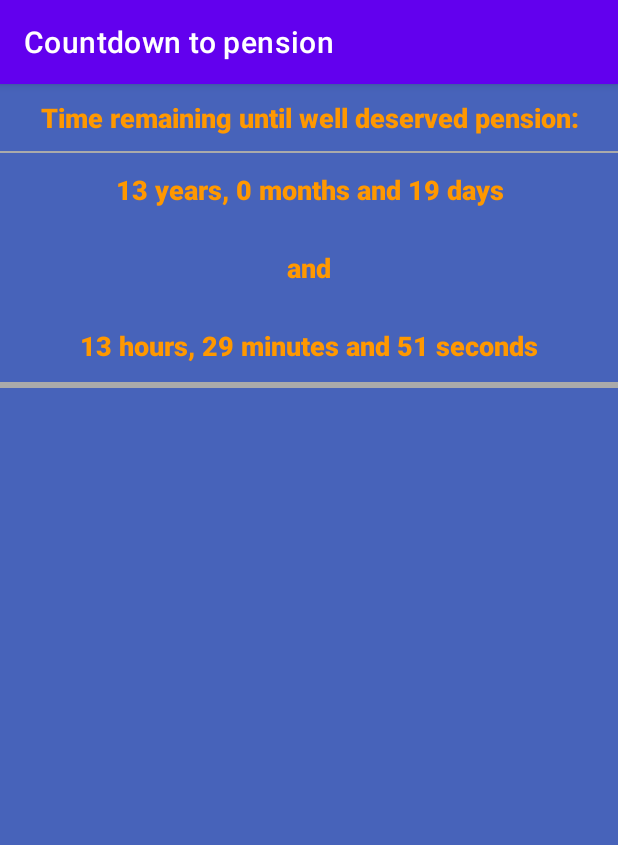
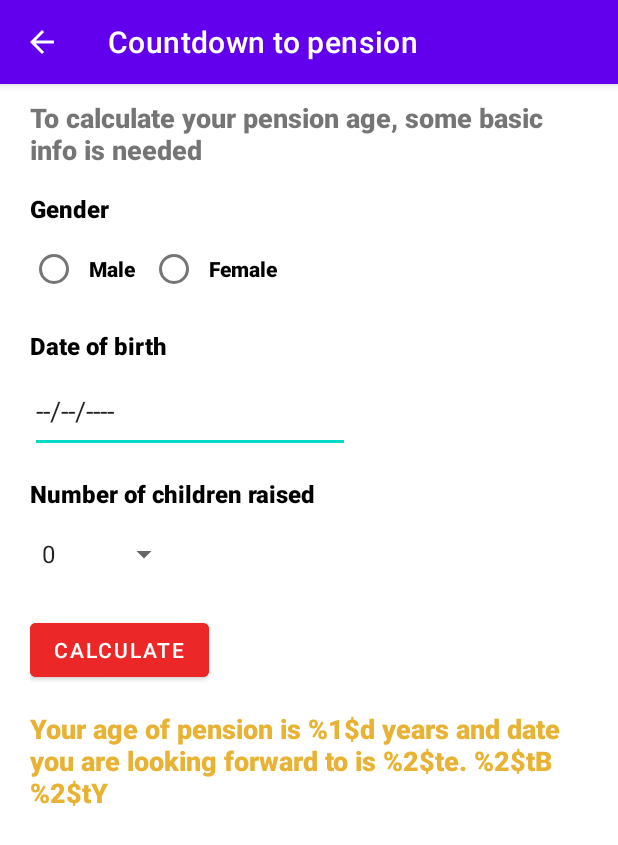
Before and after one commit to tomveselka/PensionCountdown, an Android app: the screen it shows after launch (MainActivity before the commit, UserDataInput after it), on a phone screen of 412 x 824 dp. Shown: the top 845 px of the screen. Run offline under Robolectric (Android 15) with nearby library versions, the phone set to English and light mode, and no system bars.

Commit message:
Added DatePicker, RadioButton and Spinner logic

```diff
--- a/app/src/main/AndroidManifest.xml
+++ b/app/src/main/AndroidManifest.xml
@@ -10,6 +10,10 @@
         android:supportsRtl="true"
         android:theme="@style/Theme.PensionCountdown">
         <activity
+            android:name=".UserDataInput"
+            android:parentActivityName=".MainActivity"
+            android:exported="false" />
+        <activity
             android:name=".MainActivity"
             android:exported="true">
             <intent-filter>
--- a/app/src/main/java/com/tomveselka/pensioncountdown/MainActivity.kt
+++ b/app/src/main/java/com/tomveselka/pensioncountdown/MainActivity.kt
@@ -1,8 +1,10 @@
 package com.tomveselka.pensioncountdown
 
+import android.content.Intent
 import android.os.Bundle
 import android.os.Handler
 import android.os.Looper
+import android.util.Log
 import android.widget.TextView
 import androidx.appcompat.app.AppCompatActivity
 import com.tomveselka.pensioncountdown.utils.DateAndTimeCalculator
@@ -25,6 +27,9 @@ class MainActivity : AppCompatActivity() {
     override fun onCreate(savedInstanceState: Bundle?) {
         super.onCreate(savedInstanceState)
         setContentView(R.layout.activity_main)
+        val intent = Intent(this, UserDataInput::class.java).apply {  }
+        Log.i("MainActivity", "Intent created")
+        startActivity(intent)
         timeView = findViewById<TextView>(R.id.time_remaining)
         dateView = findViewById<TextView>(R.id.days_remaining)
 
--- /dev/null
+++ b/app/src/main/java/com/tomveselka/pensioncountdown/UserDataInput.kt
@@ -0,0 +1,123 @@
+package com.tomveselka.pensioncountdown
+
+import android.app.DatePickerDialog
+import android.app.DatePickerDialog.OnDateSetListener
+import android.graphics.Color
+import android.graphics.drawable.ColorDrawable
+import androidx.appcompat.app.AppCompatActivity
+import android.os.Bundle
+import android.util.Log
+import android.view.View
+import android.widget.*
+import java.text.SimpleDateFormat
+import java.util.*
+import android.widget.RadioGroup
+
+import android.R.string.no
+
+
+
+
+class UserDataInput : AppCompatActivity(), AdapterView.OnItemSelectedListener {
+
+    lateinit var genderRadioGroup: RadioGroup
+    lateinit var genderRadioMale: RadioButton
+    lateinit var genderRadioFemale: RadioButton
+    lateinit var dateOfBirthEdit: EditText
+    lateinit var numberOfChildrenLabel: TextView
+    lateinit var numberOfChildrenSpinner: AbsSpinner
+    lateinit var calculateButton: Button
+    lateinit var resultAgeAndDate: TextView
+    var cal = Calendar.getInstance()
+
+
+    override fun onCreate(savedInstanceState: Bundle?) {
+        Log.i("UserInput", "Entered user input activity")
+        super.onCreate(savedInstanceState)
+
+        setContentView(R.layout.activity_user_data_input)
+        initializeViews()
+
+
+        Log.i("UserInput","UserInputInitialised view")
+
+        //DROPDOWN NUMBER OF CHILDREN
+        // Create an ArrayAdapter using the string array and a default spinner layout
+        ArrayAdapter.createFromResource(
+            this,
+            R.array.number_of_children,
+            android.R.layout.simple_spinner_item
+        ).also { adapter ->
+            // Specify the layout to use when the list of choices appears
+            adapter.setDropDownViewResource(android.R.layout.simple_spinner_dropdown_item)
+            // Apply the adapter to the spinner
+            numberOfChildrenSpinner.adapter = adapter
+        }
+
+        //DATEPICKER DATE OF BIRTH
+        //https://www.tutorialkart.com/kotlin-android/android-datepicker-kotlin-example/
+        // create an OnDateSetListener
+        dateOfBirthEdit.setText("--/--/----")
+        dateOfBirthEdit.setShowSoftInputOnFocus(false);
+        val dateSetListener = object : DatePickerDialog.OnDateSetListener {
+            override fun onDateSet(view: DatePicker, year: Int, monthOfYear: Int,
+                                   dayOfMonth: Int) {
+                cal.set(Calendar.YEAR, year)
+                cal.set(Calendar.MONTH, monthOfYear)
+                cal.set(Calendar.DAY_OF_MONTH, dayOfMonth)
+                updateDateInView()
+            }
+        }
+
+        // when you click on the button, show DatePickerDialog that is set with OnDateSetListener
+        dateOfBirthEdit.setOnClickListener(object : View.OnClickListener {
+            override fun onClick(view: View) {
+                DatePickerDialog(this@UserDataInput,
+                    dateSetListener,
+                    // set DatePickerDialog to point to today's date when it loads up
+                    cal.get(Calendar.YEAR),
+                    cal.get(Calendar.MONTH),
+                    cal.get(Calendar.DAY_OF_MONTH)).show()
+            }
+        })
+
+        genderRadioGroup.setOnCheckedChangeListener(RadioGroup.OnCheckedChangeListener { group:RadioGroup, checkedId ->
+            if (checkedId == R.id.genderRadioButtonMale) {
+                Log.i("UserInput","Clicked male")
+            } else if (checkedId == R.id.genderRadioButtonFemale) {
+                Log.i("UserInput","Clicked female")
+            }
+        })
+    }
+
+    override fun onItemSelected(parent: AdapterView<*>, view: View?, pos: Int, id: Long) {
+        // An item was selected. You can retrieve the selected item using
+        Log.i("UserInput","Selected item "+parent.getItemAtPosition(pos).toString())
+        // parent.getItemAtPosition(pos)
+    }
+
+    override fun onNothingSelected(parent: AdapterView<*>) {
+        // Another interface callback
+    }
+
+    private fun calculateButtonClicked(view: View) {
+
+    }
+
+    private fun initializeViews() {
+        genderRadioGroup= findViewById<RadioGroup>(R.id.genderRadioGroup)
+        genderRadioMale = findViewById<RadioButton>(R.id.genderRadioButtonMale)
+        genderRadioFemale = findViewById<RadioButton>(R.id.genderRadioButtonFemale)
+        dateOfBirthEdit = findViewById<EditText>(R.id.dateOfBirthInput)
+        numberOfChildrenLabel = findViewById<TextView>(R.id.numberOfChildrenLabel)
+        numberOfChildrenSpinner = findViewById<Spinner>(R.id.numberOfChildrenSpinner)
+        calculateButton = findViewById<Button>(R.id.calculateButton)
+        resultAgeAndDate = findViewById<TextView>(R.id.resultAgeAndDate)
+    }
+
+    private fun updateDateInView() {
+        val myFormat = "dd/MM/yyyy" // mention the format you need
+        val sdf = SimpleDateFormat(myFormat, Locale.GERMANY)
+        dateOfBirthEdit.setText(sdf.format(cal.getTime()))
+    }
+}
--- /dev/null
+++ b/app/src/main/java/com/tomveselka/pensioncountdown/models/UserDataModel.kt
@@ -0,0 +1,6 @@
+package com.tomveselka.pensioncountdown.models
+
+import androidx.lifecycle.ViewModel
+
+class UserDataModel : ViewModel() {
+}
--- a/app/src/main/res/layout/activity_main.xml
+++ b/app/src/main/res/layout/activity_main.xml
@@ -35,8 +35,7 @@
         android:layout_width="match_parent"
         android:layout_height="wrap_content"
         android:fontFamily="sans-serif-black"
-        android:text="@string/days_remaining"
- />
+        android:text="@string/days_remaining" />
 
     <TextView
         android:id="@+id/and_between"
--- /dev/null
+++ b/app/src/main/res/layout/activity_user_data_input.xml
@@ -0,0 +1,107 @@
+<?xml version="1.0" encoding="utf-8"?>
+<LinearLayout xmlns:android="http://schemas.android.com/apk/res/android"
+    xmlns:app="http://schemas.android.com/apk/res-auto"
+    xmlns:tools="http://schemas.android.com/tools"
+    android:layout_width="match_parent"
+    android:layout_height="match_parent"
+    android:orientation="vertical"
+    android:paddingLeft="20dp"
+    android:paddingTop="10dp"
+    android:paddingRight="20dp"
+    tools:context=".UserDataInput">
+
+    <TextView
+        android:id="@+id/pageTitle"
+        android:layout_width="match_parent"
+        android:layout_height="wrap_content"
+        android:fontFamily="sans-serif-black"
+        android:text="@string/user_data_input_title"
+        android:textSize="18sp" />
+
+    <TextView
+        android:id="@+id/genderLabel"
+        style="@style/user_info_labels"
+        android:layout_width="match_parent"
+        android:layout_height="wrap_content"
+        android:layout_marginTop="16dp"
+        android:layout_marginBottom="5dp"
+        android:text="@string/gender" />
+
+    <RadioGroup
+        android:id="@+id/genderRadioGroup"
+        android:layout_width="match_parent"
+        android:layout_height="wrap_content"
+        android:orientation="horizontal">
+
+        <RadioButton
+            android:id="@+id/genderRadioButtonMale"
+            style="@style/radio_button_style"
+            android:layout_width="wrap_content"
+            android:layout_height="wrap_content"
+            android:text="@string/male" />
+
+        <RadioButton
+            android:id="@+id/genderRadioButtonFemale"
+            style="@style/radio_button_style"
+            android:layout_width="wrap_content"
+            android:layout_height="wrap_content"
+            android:text="@string/female"
+             />
+    </RadioGroup>
+
+
+
+    <TextView
+        android:id="@+id/dateOfBirthLabel"
+        style="@style/user_info_labels"
+        android:layout_width="match_parent"
+        android:layout_height="wrap_content"
+        android:layout_marginTop="16dp"
+        android:layout_marginBottom="5dp"
+        android:text="@string/date_of_birth" />
+
+    <EditText
+        android:id="@+id/dateOfBirthInput"
+        android:layout_width="wrap_content"
+        android:layout_height="wrap_content"
+        android:ems="10"
+        android:inputType="date"
+        android:minHeight="55dp"
+        tools:ignore="SpeakableTextPresentCheck" />
+
+    <TextView
+        android:id="@+id/numberOfChildrenLabel"
+        style="@style/user_info_labels"
+        android:layout_width="match_parent"
+        android:layout_height="wrap_content"
+        android:layout_marginTop="16dp"
+        android:layout_marginBottom="5dp"
+        android:text="@string/number_of_children_raised" />
+
+    <Spinner
+        android:id="@+id/numberOfChildrenSpinner"
+        android:layout_width="100dp"
+        android:layout_height="wrap_content"
+        android:minHeight="48dp"
+        tools:ignore="SpeakableTextPresentCheck" />
+
+    <Button
+        android:id="@+id/calculateButton"
+        android:onClick="calculateButtonClicked"
+        android:layout_width="wrap_content"
+        android:layout_height="wrap_content"
+        android:layout_marginTop="16dp"
+        android:layout_marginBottom="16dp"
+        android:backgroundTint="#EC2727"
+        android:text="@string/calculate" />
+
+    <TextView
+        android:id="@+id/resultAgeAndDate"
+        android:layout_width="match_parent"
+        android:layout_height="wrap_content"
+        android:fontFamily="sans-serif-black"
+        android:text="@string/resultAgeAndDate"
+        android:textColor="#E8B335"
+        android:textSize="18sp" />
+
+</LinearLayout>
--- a/app/src/main/res/values/strings.xml
+++ b/app/src/main/res/values/strings.xml
@@ -7,6 +7,14 @@
     <string name="and">and</string>
     <string name="days_remaining"><big>0</big> years <big>0</big> months and <big>0</big> days</string>
     <string name="time_remaining"><big>0</big> hours <big>0</big> minutes and <big>0</big> seconds</string>
+    <string name="female">Female</string>
+    <string name="male">Male</string>
+    <string name="gender">Gender</string>
+    <string name="user_data_input_title">To calculate your pension age, some basic info is needed</string>
+    <string name="date_of_birth">Date of birth</string>
+    <string name="calculate">Calculate</string>
+    <string name="resultAgeAndDate">Your age of pension is %1$d years and date you are looking forward to is %2$te. %2$tB %2$tY</string>
+    <string name="number_of_children_raised">Number of children raised</string>
 
     <plurals name="number_of_years">
         <item quantity="one"><big>%d</big> year</item>
@@ -32,4 +40,13 @@
         <item quantity="one"><big>%d</big> second</item>
         <item quantity="other"><big>%d</big> seconds</item>
     </plurals>
+
+    <string-array name="number_of_children">
+        <item>0</item>
+        <item>1</item>
+        <item>2</item>
+        <item>3</item>
+        <item>4</item>
+        <item>5</item>
+    </string-array>
 </resources>
--- a/app/src/main/res/values/styles.xml
+++ b/app/src/main/res/values/styles.xml
@@ -9,4 +9,18 @@
         <item name="android:paddingTop">12dp</item>
         <item name="android:paddingBottom">12dp</item>
     </style>
+
+    <style name="user_info_labels">
+        <item name="android:fontFamily">sans-serif-black</item>
+        <item name="android:textSize">16sp</item>
+        <item name="android:textColor">#000000</item>
+    </style>
+
+    <style name="radio_button_style">
+        <item name="android:fontFamily">sans-serif-black</item>
+        <item name="android:textSize">14sp</item>
+        <item name="android:textColor">#000000</item>
+        <item name="android:paddingLeft">7dp</item>
+        <item name="android:paddingRight">10dp</item>
+    </style>
 </resources>
```
Also changed, not shown: 1 other file.
